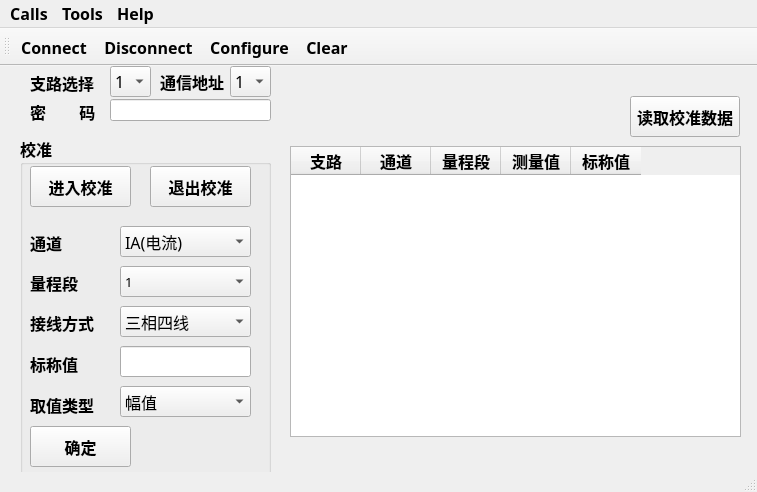
First picture: the form in serial/mainwindow.ui, repository isliulin/QT43, before the edit.
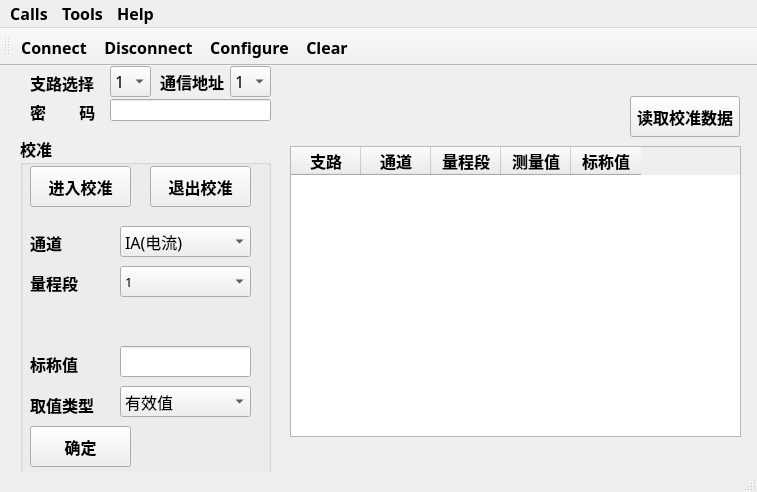
Second picture: the form after the edit. Icons and pictures are not drawn.

Commit message: 修改标题栏

The edit to the form file:
```diff
--- a/serial/mainwindow.ui
+++ b/serial/mainwindow.ui
@@ -224,37 +224,6 @@
       </property>
      </item>
     </widget>
-    <widget class="QComboBox" name="cBox_phawire">
-     <property name="geometry">
-      <rect>
-       <x>100</x>
-       <y>170</y>
-       <width>131</width>
-       <height>31</height>
-      </rect>
-     </property>
-     <property name="font">
-      <font>
-       <family>宋体</family>
-       <pointsize>12</pointsize>
-       <weight>50</weight>
-       <bold>false</bold>
-      </font>
-     </property>
-     <property name="toolTip">
-      <string>&lt;html&gt;&lt;head/&gt;&lt;body&gt;&lt;p&gt;当选择&amp;quot;三相三线&amp;quot;时输入值将被乘以根3&lt;/p&gt;&lt;/body&gt;&lt;/html&gt;</string>
-     </property>
-     <item>
-      <property name="text">
-       <string>三相四线</string>
-      </property>
-     </item>
-     <item>
-      <property name="text">
-       <string>三相三线</string>
-      </property>
-     </item>
-    </widget>
     <widget class="QLineEdit" name="lEdit_nvalue">
      <property name="geometry">
       <rect>
@@ -322,19 +291,6 @@
       <string>量程段</string>
      </property>
     </widget>
-    <widget class="QLabel" name="label_4">
-     <property name="geometry">
-      <rect>
-       <x>10</x>
-       <y>177</y>
-       <width>68</width>
-       <height>19</height>
-      </rect>
-     </property>
-     <property name="text">
-      <string>接线方式</string>
-     </property>
-    </widget>
     <widget class="QLabel" name="label_5">
      <property name="geometry">
       <rect>
@@ -381,11 +337,6 @@
      <property name="toolTip">
       <string>&lt;html&gt;&lt;head/&gt;&lt;body&gt;&lt;p&gt;当输入电流/电压/功率为幅值时标称值将被除以根2&lt;/p&gt;&lt;/body&gt;&lt;/html&gt;</string>
      </property>
-     <item>
-      <property name="text">
-       <string>幅值</string>
-      </property>
-     </item>
      <item>
       <property name="text">
        <string>有效值</string>
```
Left out of the diff: 9 changed lines with no effect on the pictures. The commit also changes 2 other files.
